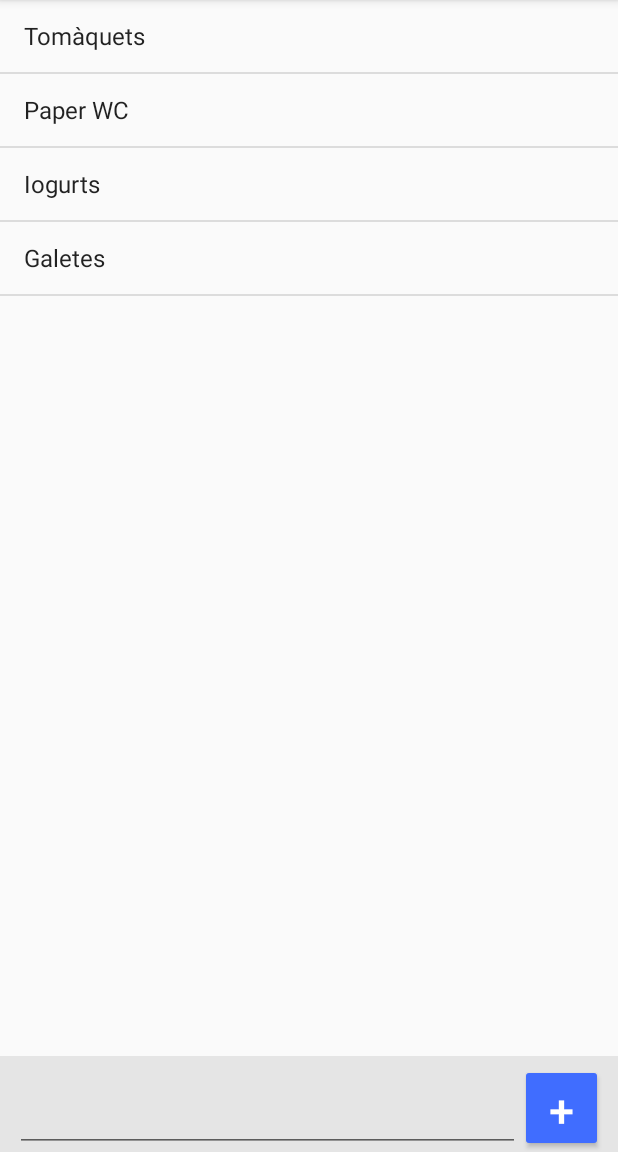
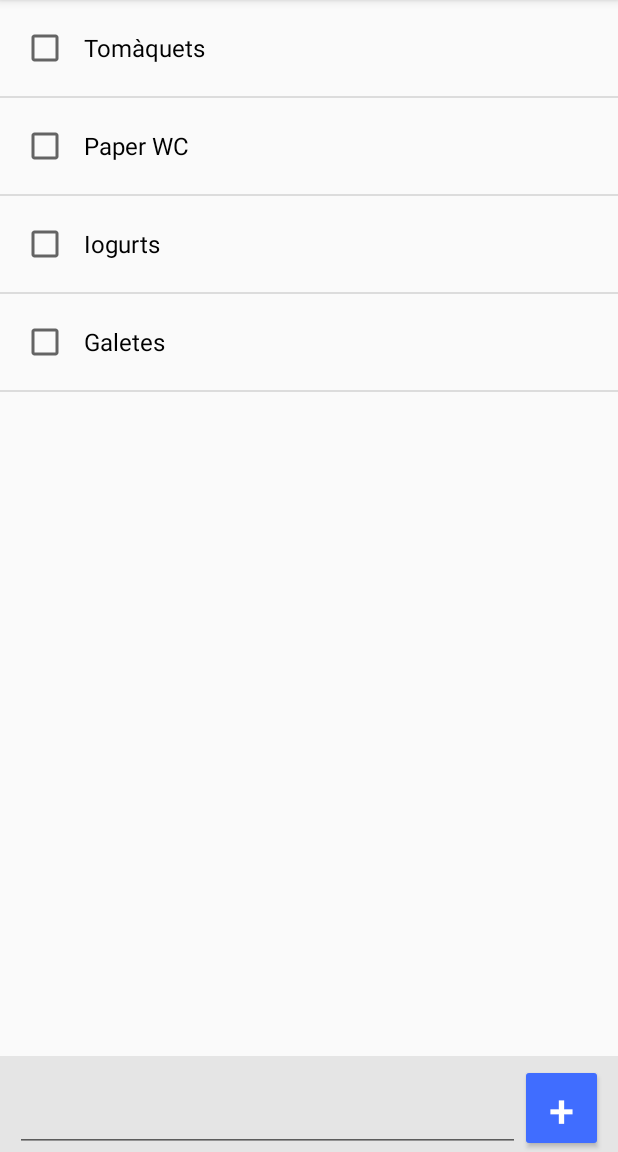
Before and after one commit to GuillemCR/ShoppingList2, an Android app: the screen it shows after launch (ListActivity), on a phone screen of 412 x 824 dp, the part 84-1236 px from its top. Run offline under Robolectric (Android 15) with nearby library versions, the phone set to English and light mode, and no system bars.

Commit message:
Final ShoppingList2

```diff
--- a/app/build.gradle
+++ b/app/build.gradle
@@ -4,7 +4,7 @@ android {
     compileSdkVersion 26
     buildToolsVersion "26.0.1"
     defaultConfig {
-        applicationId "edu.upc.eseiaat.pma.guillemcomas.shoppinglist"
+        applicationId "edu.upc.eseiaat.pma.guillemcomas.shoppinglist2"
         minSdkVersion 19
         targetSdkVersion 26
         versionCode 1
--- a/app/src/main/AndroidManifest.xml
+++ b/app/src/main/AndroidManifest.xml
@@ -1,6 +1,6 @@
 <?xml version="1.0" encoding="utf-8"?>
 <manifest xmlns:android="http://schemas.android.com/apk/res/android"
-    package="edu.upc.eseiaat.pma.guillemcomas.shoppinglist">
+    package="edu.upc.eseiaat.pma.guillemcomas.shoppinglist2">
 
     <application
         android:allowBackup="true"
@@ -9,7 +9,7 @@
         android:roundIcon="@mipmap/ic_launcher_round"
         android:supportsRtl="true"
         android:theme="@style/AppTheme">
-        <activity android:name=".ListActivity">
+        <activity android:name="edu.upc.eseiaat.pma.guillemcomas.shoppinglist2.ListActivity">
             <intent-filter>
                 <action android:name="android.intent.action.MAIN" />
 
@@ -17,5 +17,4 @@
             </intent-filter>
         </activity>
     </application>
-
 </manifest>
--- a/app/src/main/java/edu/upc/eseiaat/pma/guillemcomas/shoppinglist/ListActivity.java
+++ b/app/src/main/java/edu/upc/eseiaat/pma/guillemcomas/shoppinglist2/ListActivity.java
@@ -1,4 +1,4 @@
-package edu.upc.eseiaat.pma.guillemcomas.shoppinglist;
+package edu.upc.eseiaat.pma.guillemcomas.shoppinglist2;
 
 import android.content.DialogInterface;
 import android.support.v7.app.AlertDialog;
@@ -7,19 +7,17 @@ import android.os.Bundle;
 import android.view.KeyEvent;
 import android.view.View;
 import android.widget.AdapterView;
-import android.widget.ArrayAdapter;
 import android.widget.Button;
 import android.widget.EditText;
 import android.widget.ListView;
 import android.widget.TextView;
 
 import java.util.ArrayList;
-import java.util.StringTokenizer;
 
 public class ListActivity extends AppCompatActivity {
 
-    private ArrayList<String> itemList;
-    private ArrayAdapter<String> adapter;
+    private ArrayList<ShoppingItem> itemList;
+    private ShoppingList_Adapter adapter;
     private ListView list;
     private Button btn_add;
     private EditText edit_item;
@@ -35,12 +33,12 @@ public class ListActivity extends AppCompatActivity {
         edit_item = (EditText) findViewById(R.id.edit_iten);
 
         itemList = new ArrayList<>();
-        itemList.add("Tomàquets");
-        itemList.add("Paper WC");
-        itemList.add("Iogurts");
-        itemList.add("Galetes");
+        itemList.add(new ShoppingItem("Tomàquets"));
+        itemList.add(new ShoppingItem("Paper WC"));
+        itemList.add(new ShoppingItem("Iogurts"));
+        itemList.add(new ShoppingItem("Galetes"));
 
-        adapter = new ArrayAdapter<String>(this, android.R.layout.simple_list_item_1, itemList);
+        adapter = new ShoppingList_Adapter(this, R.layout.shopping_item, itemList);
 
         btn_add.setOnClickListener(new View.OnClickListener() {
             @Override
@@ -58,6 +56,18 @@ public class ListActivity extends AppCompatActivity {
         });
 
         list.setAdapter(adapter);
+
+        list.setOnItemClickListener(new AdapterView.OnItemClickListener() {
+            @Override
+            public void onItemClick(AdapterView<?> adapterView, View view, int pos, long id) {
+                itemList.get(pos).toggleChecked();
+                adapter.notifyDataSetChanged();
+                /*ShoppingItem item= itemList.get(pos);
+                boolean checked= item.isChecked();
+                itemList.get(pos).setChecked();*/
+            }
+        });
+
         list.setOnItemLongClickListener(new AdapterView.OnItemLongClickListener() {
             @Override
             public boolean onItemLongClick(AdapterView<?> list, View item, int pos, long id) {
@@ -72,7 +82,7 @@ public class ListActivity extends AppCompatActivity {
         AlertDialog.Builder builder= new AlertDialog.Builder(this);
         builder.setTitle(R.string.confirm);
         String remove_message = getResources().getString(R.string.removemsg);
-        builder.setMessage(remove_message + itemList.get(pos) + "?");
+        builder.setMessage(remove_message + itemList.get(pos).getText() + "?");
 
         builder.setPositiveButton(R.string.remove, new DialogInterface.OnClickListener() {
             @Override
@@ -88,9 +98,10 @@ public class ListActivity extends AppCompatActivity {
     private void addItem() {
         String item_txt = edit_item.getText().toString();
         if (!item_txt.isEmpty()) {                                                                    //equivalent a .equals("")
-            itemList.add(item_txt);
+            itemList.add(new ShoppingItem(item_txt));
             adapter.notifyDataSetChanged();
             edit_item.setText("");
         }
+        list.smoothScrollToPosition(itemList.size()-1);                                             //size()-1 és l'últim element
     }
 }
--- /dev/null
+++ b/app/src/main/java/edu/upc/eseiaat/pma/guillemcomas/shoppinglist2/ShoppingItem.java
@@ -0,0 +1,39 @@
+package edu.upc.eseiaat.pma.guillemcomas.shoppinglist2;
+
+/**
+ * Created by Guillem CoRa on 23/10/2017.
+ */
+
+public class ShoppingItem {
+    private String text;
+    private boolean checked;
+
+    public ShoppingItem(String text) {
+        this.text = text;
+    }
+
+    public ShoppingItem(String text, boolean checked) {
+        this.text = text;
+        this.checked = checked;
+    }
+
+    public String getText() {
+        return text;
+    }
+
+    public void setText(String text) {
+        this.text = text;
+    }
+
+    public boolean isChecked() {
+        return checked;
+    }
+
+    public void setChecked(boolean checked) {
+        this.checked = checked;
+    }
+
+    public void toggleChecked() {
+        this.checked= !this.checked;
+    }
+}
--- /dev/null
+++ b/app/src/main/java/edu/upc/eseiaat/pma/guillemcomas/shoppinglist2/ShoppingList_Adapter.java
@@ -0,0 +1,40 @@
+package edu.upc.eseiaat.pma.guillemcomas.shoppinglist2;
+
+import android.content.Context;
+import android.support.annotation.LayoutRes;
+import android.support.annotation.NonNull;
+import android.support.annotation.Nullable;
+import android.view.LayoutInflater;
+import android.view.View;
+import android.view.ViewGroup;
+import android.widget.ArrayAdapter;
+import android.widget.CheckBox;
+
+import java.util.List;
+
+/**
+ * Created by Guillem CoRa on 23/10/2017.
+ */
+
+public class ShoppingList_Adapter extends ArrayAdapter<ShoppingItem> {                                       //Afegir <String>
+    public ShoppingList_Adapter(@NonNull Context context, @LayoutRes int resource, @NonNull List objects) {
+        super(context, resource, objects);
+    }
+
+    @NonNull
+    @Override
+    public View getView(int position, @Nullable View convertView, @NonNull ViewGroup parent) {
+        View result= convertView;                                                                   //convertView pastilla reciclada
+
+        if(result==null){
+            LayoutInflater inflater= LayoutInflater.from(getContext());                             //crea convertView
+            result= inflater.inflate(R.layout.shopping_item, null);                                 //assigna 2n layout
+        }
+
+        CheckBox checkbox= (CheckBox) result.findViewById(R.id.shoppingItem);                  //busca dins de la pastilla
+        ShoppingItem item= getItem(position);
+        checkbox.setText(item.getText());
+        checkbox.setChecked(item.isChecked());
+        return result;
+    }
+}
--- a/app/src/main/res/layout/activity_list.xml
+++ b/app/src/main/res/layout/activity_list.xml
@@ -4,7 +4,7 @@
     xmlns:tools="http://schemas.android.com/tools"
     android:layout_width="match_parent"
     android:layout_height="match_parent"
-    tools:context="edu.upc.eseiaat.pma.guillemcomas.shoppinglist.ListActivity">
+    tools:context="edu.upc.eseiaat.pma.guillemcomas.shoppinglist2.ListActivity">
 
     <ListView
         android:id="@+id/list"
--- /dev/null
+++ b/app/src/main/res/layout/shopping_item.xml
@@ -0,0 +1,17 @@
+<?xml version="1.0" encoding="utf-8"?>
+<LinearLayout xmlns:android="http://schemas.android.com/apk/res/android"
+    android:orientation="horizontal"
+    android:layout_width="match_parent"
+    android:layout_height="match_parent"
+    android:paddingLeft="14dp">
+
+    <CheckBox
+        android:id="@+id/shoppingItem"
+        android:layout_width="match_parent"
+        android:layout_height="?attr/listPreferredItemHeight"
+        android:paddingLeft="10dp"
+        android:text="CheckBox"
+        android:textSize="16sp"
+        android:clickable="false"
+        android:focusable="false" />
+</LinearLayout>
```
Also changed, not shown: 4 other files.
